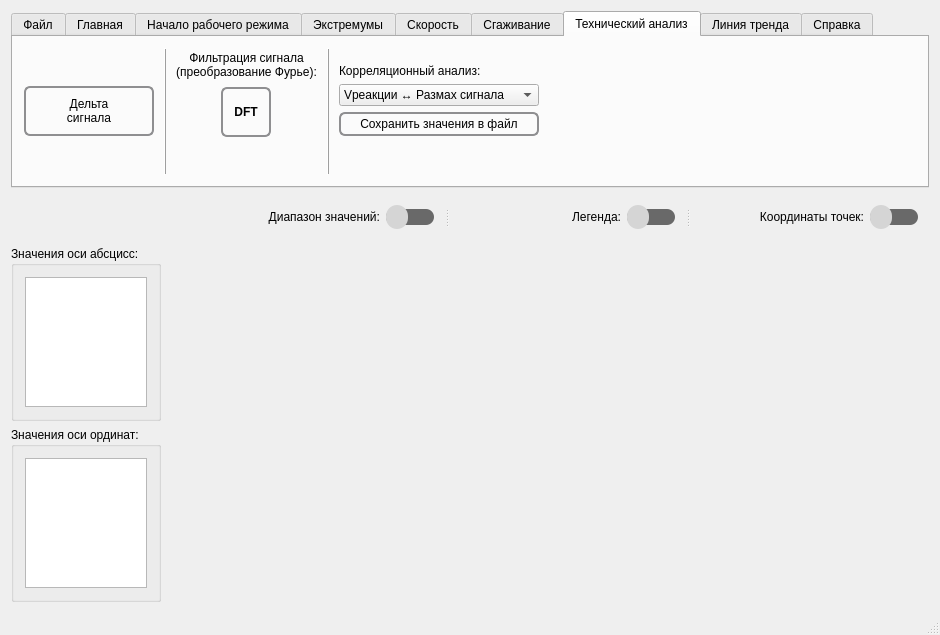
Before: the Qt Designer form mainwindow.ui in Kortesss/NO3, drawn with Qt 5.
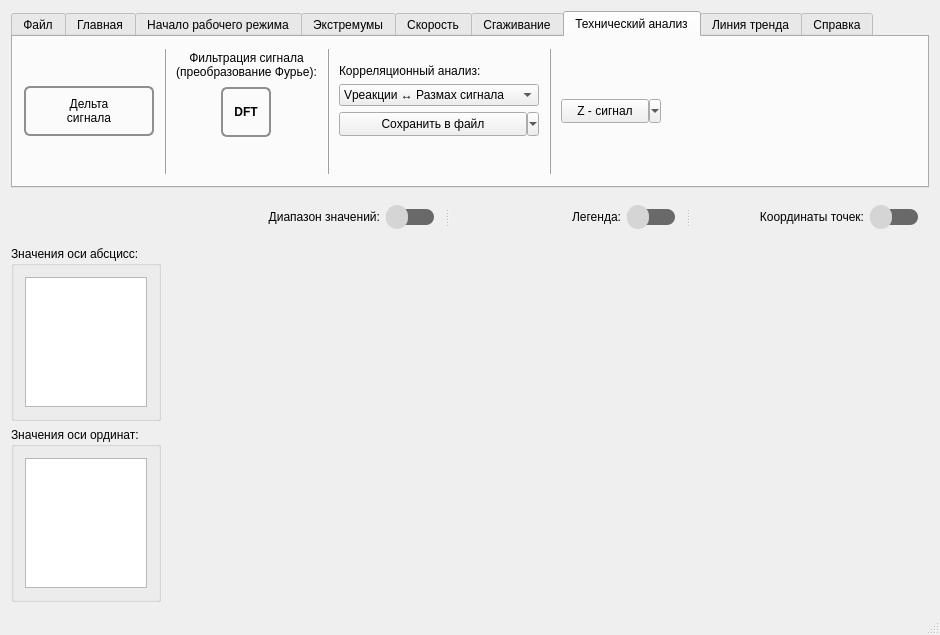
After: the same form once the commit is applied. The open tabs and pages were chosen to show the change. Icons and pictures are not drawn. Custom widgets are drawn as their Qt base class.

Commit message: Исправил 1 баг; z-сигнал; установка эстремумов точно по графику

```diff
--- a/mainwindow.ui
+++ b/mainwindow.ui
@@ -2542,9 +2542,9 @@
            </widget>
           </item>
           <item>
-           <widget class="QPushButton" name="btn_CorrToText">
+           <widget class="QToolButton" name="btn_CorrToText">
             <property name="sizePolicy">
-             <sizepolicy hsizetype="Minimum" vsizetype="Preferred">
+             <sizepolicy hsizetype="Preferred" vsizetype="Preferred">
               <horstretch>0</horstretch>
               <verstretch>0</verstretch>
              </sizepolicy>
@@ -2562,30 +2562,22 @@
              </size>
             </property>
             <property name="styleSheet">
-             <string notr="true"> QPushButton {
-     border: 2px solid #8f8f91;
-     border-radius: 6px;
-     background-color: qlineargradient(x1: 0, y1: 0, x2: 0, y2: 1,
-                                       stop: 0 #f6f7fa, stop: 1 #dadbde);
-}
-QPushButton:pressed {
-     background-color: qlineargradient(x1: 0, y1: 0, x2: 0, y2: 1,
-                                       stop: 0 #dadbde, stop: 1 #f6f7fa);
- }
-QPushButton:checked{
-     background-color: qlineargradient(x1: 0, y1: 0, x2: 1, y2: 1,
-                                       stop: 0 #dadbde, stop: 1 #a0a0a4);
- }</string>
+             <string notr="true"/>
             </property>
             <property name="text">
-             <string>Сохранить значения в файл</string>
-            </property>
-            <property name="icon">
-             <iconset resource="source.qrc">
-              <normaloff>:/img/img/512px-Save_font_awesome.svg.png</normaloff>:/img/img/512px-Save_font_awesome.svg.png</iconset>
+             <string>Сохранить в файл</string>
             </property>
             <property name="checkable">
-             <bool>true</bool>
+             <bool>false</bool>
+            </property>
+            <property name="checked">
+             <bool>false</bool>
+            </property>
+            <property name="popupMode">
+             <enum>QToolButton::MenuButtonPopup</enum>
+            </property>
+            <property name="toolButtonStyle">
+             <enum>Qt::ToolButtonTextOnly</enum>
             </property>
            </widget>
           </item>
@@ -2607,6 +2599,62 @@
           </item>
          </layout>
         </item>
+        <item>
+         <widget class="QLabel" name="label_34">
+          <property name="sizePolicy">
+           <sizepolicy hsizetype="Minimum" vsizetype="Minimum">
+            <horstretch>0</horstretch>
+            <verstretch>0</verstretch>
+           </sizepolicy>
+          </property>
+          <property name="minimumSize">
+           <size>
+            <width>10</width>
+            <height>0</height>
+           </size>
+          </property>
+          <property name="maximumSize">
+           <size>
+            <width>10</width>
+            <height>16777215</height>
+           </size>
+          </property>
+          <property name="frameShape">
+           <enum>QFrame::VLine</enum>
+          </property>
+          <property name="frameShadow">
+           <enum>QFrame::Raised</enum>
+          </property>
+          <property name="text">
+           <string/>
+          </property>
+         </widget>
+        </item>
+        <item>
+         <widget class="QToolButton" name="btn_BuildZ">
+          <property name="sizePolicy">
+           <sizepolicy hsizetype="Preferred" vsizetype="Fixed">
+            <horstretch>0</horstretch>
+            <verstretch>0</verstretch>
+           </sizepolicy>
+          </property>
+          <property name="minimumSize">
+           <size>
+            <width>100</width>
+            <height>24</height>
+           </size>
+          </property>
+          <property name="text">
+           <string>Z - сигнал</string>
+          </property>
+          <property name="popupMode">
+           <enum>QToolButton::MenuButtonPopup</enum>
+          </property>
+          <property name="toolButtonStyle">
+           <enum>Qt::ToolButtonTextOnly</enum>
+          </property>
+         </widget>
+        </item>
         <item>
          <spacer name="horizontalSpacer_8">
           <property name="orientation">
```
Left out of the diff: 66 changed lines with no effect on the pictures. The commit also changes 6 other files.
